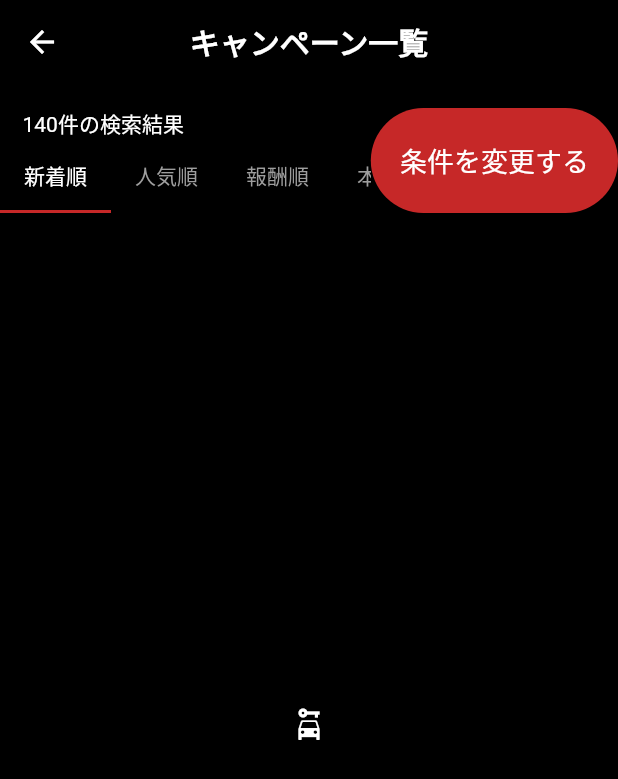
After one commit to ohyeaho/toridori_clone, a Flutter app: the CampaignListPage screen opened directly, on a phone screen of 412 x 824 dp. The commit adds this screen. Shown: the top 779 px of the screen. Run offline on Flutter 3.47's test engine with Material 2 defaults, Android fonts, the phone set to English and light mode, and no system bars; our stand-ins replace font_awesome_flutter.

Commit message:
campaign list page 途中

```diff
--- /dev/null
+++ b/lib/screens/home/campaign_list_page.dart
@@ -0,0 +1,389 @@
+// class CampaignListPage extends StatelessWidget {
+//   const CampaignListPage({Key? key}) : super(key: key);
+
+// class CampaignListPage extends StatefulWidget {
+//   const CampaignListPage({Key? key}) : super(key: key);
+//
+//   @override
+//   _CampaignListPageState createState() => _CampaignListPageState();
+// }
+//
+// class _CampaignListPageState extends State<CampaignListPage> {
+//   with SingleTickerProviderStateMixin {
+//   TabController _tabController;
+//
+//   @override
+//   void initState() {
+//   _tabController = TabController(length: 4, vsync: this);
+//   super.initState();
+//   }
+//
+//   @override
+//   void dispose() {
+//   super.dispose();
+//   _tabController.dispose();
+//   }
+//   }
+//
+//   @override
+//   Widget build(BuildContext context) {
+//   return Scaffold(
+//   appBar: BackAppbar(title: 'キャンペーン一覧'),
+//   body: NestedScrollView(
+//   headerSliverBuilder: (context, value) {
+//   return [
+//   SliverAppBar(
+//   title: Text('140件の検索結果'),
+//   bottom: PreferredSize(
+//   preferredSize: Size.fromHeight(kToolbarHeight),
+//   child: _buildTabsRow()
+//   // Stack(
+//   //                 children: [
+//   //                   Row(
+//   //                     children: [
+//   //                       Expanded(
+//   //                         flex: 3,
+//   //                         child: TabBar(
+//   //                           tabs: [
+//   //                             Tab(text: '新着順'),
+//   //                             Tab(text: '新着順'),
+//   //                             Tab(text: '新着順')
+//   //                           ],
+//   //                         ),
+//   //                       ),
+//   //                     ],
+//   //                   ),
+//   //                   Expanded(flex: 2, child: Container())
+//   //                 ],
+//   //               ),
+//   ),
+//   ),
+//   ];
+//   },
+//   body: _tabBody(),
+//   // body: TabBarView(
+//   // children: [
+//   // Expanded(child: Placeholder()),
+//   // Expanded(child: Placeholder()),
+//   // Expanded(child: Placeholder())
+//   // ],
+//   // ),
+//   ),
+//   // body: Container(
+//   //   height: 100,
+//   //   child: Row(
+//   //     mainAxisAlignment: MainAxisAlignment.spaceEvenly,
+//   //     children: [
+//   //       Column(
+//   //         crossAxisAlignment: CrossAxisAlignment.start,
+//   //         children: [
+//   //           Text('140件の検索結果'),
+//   //           DefaultTabController(
+//   //             length: 4,
+//   //             child: Container(
+//   //               constraints: BoxConstraints(maxWidth: 250, maxHeight: 50),
+//   //               child: Column(
+//   //                 children: [
+//   //                   TabBar(
+//   //                     tabs: [
+//   //                       Tab(text: '新着順'),
+//   //                       Tab(text: '人気順'),
+//   //                       Tab(text: '報酬順'),
+//   //                       Tab(text: '本来の提供価格順'),
+//   //                     ],
+//   //                   ),
+//   //                   TabBarView(
+//   //                     children: [
+//   //                       Tab(child: Expanded(child: Placeholder())),
+//   //                       Tab(child: Expanded(child: Placeholder())),
+//   //                       Tab(child: Expanded(child: Placeholder())),
+//   //                       Tab(child: Expanded(child: Placeholder()))
+//   //                     ],
+//   //                   )
+//   //                 ],
+//   //               ),
+//   //             ),
+//   //           )
+//   //           // Row(
+//   //           //   children: [
+//   //           //     Text('新着順'),
+//   //           //     Text('人気順'),
+//   //           //     Text('報酬順'),
+//   //           //     Text('本来の提供価格順'),
+//   //           //   ],
+//   //           // )
+//   //         ],
+//   //       ),
+//   //       Text('条件を変更する')
+//   //     ],
+//   //   ),
+//   // ),
+//   );
+//   }
+//     // DefaultTabController(
+//     //   length: 4,
+//     //   child: Scaffold(
+//     //     appBar: AppBar(
+//     //       backgroundColor: Colors.black,
+//     //       centerTitle: true,
+//     //       title: Text(
+//     //         'キャンペーン一覧',
+//     //         style: TextStyle(fontWeight: FontWeight.bold),
+//     //       ),
+//     //       bottom: TabBar(
+//     //         indicatorColor: Colors.red.shade800,
+//     //         tabs: [
+//     //           Tab(child: Text('新着順')),
+//     //           Tab(child: Text('人気順')),
+//     //           Tab(child: Text('報酬順')),
+//     //           Tab(child: Text('本来の提供価格順')),
+//     //         ],
+//     //       ),
+//     //     ),
+//     //     // BackAppbar(title: 'キャンペーン一覧'),
+//     //     body: TabBarView(
+//     //       children: [
+//     //         Column(
+//     //           children: [Expanded(child: Placeholder())],
+//     //         ),
+//     //         Column(
+//     //           children: [Expanded(child: Placeholder())],
+//     //         ),
+//     //         Column(
+//     //           children: [Expanded(child: Placeholder())],
+//     //         ),
+//     //         Column(
+//     //           children: [Expanded(child: Placeholder())],
+//     //         )
+//     //       ],
+//     //     ),
+//     //   ),
+//     // );
+//   Widget _tabBody(){
+//       return TabBarView(
+//       controller: _tabController,
+//       children: [
+//   Expanded(child: Placeholder()),
+//   Expanded(child: Placeholder()),
+//   Expanded(child: Placeholder()),
+//   Expanded(child: Placeholder())
+//       ],);
+//   }
+//
+//   Widget _buildTabsRow() {
+//       return Stack(
+//       children: [
+//       _buildTabTitles(),
+//   _buildTabActions()
+//   ],
+//       );
+//   }
+//
+//   Widget _buildTabTitles() {
+//       return  Row(
+//       children: [
+//       Expanded(
+//       flex: 3,
+//   child: TabBar(
+//   controller: _tabController,
+//   tabs: [
+//   Tab(text: '新着順'),
+//   Tab(text: '新着順'),
+//   Tab(text: '新着順'),
+//   Tab(text: '新着順')
+//   ],
+//   ),
+//   ),
+//   Expanded(flex: 2, child: Container())
+//   ],
+//   );
+//   }
+//
+//   Widget _buildTabActions() {
+//       return Text('条件を変更する');
+//   }
+//   }
+
+import 'package:flutter/material.dart';
+import 'package:toridori_clone/components/back_appbar.dart';
+
+class CampaignListPage extends StatefulWidget {
+  const CampaignListPage({Key? key}) : super(key: key);
+
+  @override
+  _CampaignListPageState createState() => _CampaignListPageState();
+}
+
+class _CampaignListPageState extends State<CampaignListPage>
+    with SingleTickerProviderStateMixin {
+  late TabController _tabController;
+
+  @override
+  void initState() {
+    _tabController = TabController(length: 3, vsync: this);
+    super.initState();
+  }
+
+  @override
+  void dispose() {
+    super.dispose();
+    _tabController.dispose();
+  }
+
+  @override
+  Widget build(BuildContext context) {
+    return Scaffold(
+        appBar: BackAppbar(title: 'キャンペーン一覧'),
+        body: NestedScrollView(
+            headerSliverBuilder: (context, value) {
+              return [
+                SliverAppBar(
+                    pinned: true,
+                    backgroundColor: Colors.black,
+                    automaticallyImplyLeading: false,
+                    // title: Text('Library'),
+                    bottom: PreferredSize(
+                        preferredSize: Size.fromHeight(30),
+                        child: _buildTabsRow())),
+              ];
+            },
+            body: _tabBody()));
+  }
+
+  Widget _tabBody() {
+    return TabBarView(
+      controller: _tabController,
+      children: [
+        Container(
+            child: Center(child: Icon(Icons.car_rental, color: Colors.white))),
+        Container(
+            child: Center(child: Icon(Icons.car_rental, color: Colors.white))),
+        Container(
+            child: Center(child: Icon(Icons.car_rental, color: Colors.white))),
+        // Container(
+        //     child: Center(child: Icon(Icons.car_rental, color: Colors.white))),
+      ],
+    );
+  }
+
+  Widget _buildTabsRow() {
+    return Stack(
+      children: [_buildTabTitles(), _buildTabActions()],
+    );
+  }
+
+  // タブの左寄せタイトル郡
+  Widget _buildTabTitles() {
+    return Row(
+      children: [
+        Expanded(
+          flex: 3,
+          child: SizedBox(
+            width: 200,
+            height: 70,
+            child: DefaultTabController(
+              length: 4,
+              child: Scaffold(
+                appBar: AppBar(
+                  automaticallyImplyLeading: false,
+                  backgroundColor: Colors.black,
+                  bottom: TabBar(
+                    isScrollable: true,
+                    unselectedLabelColor: Colors.grey,
+                    indicatorColor: Colors.red.shade800,
+                    indicatorPadding: EdgeInsets.symmetric(horizontal: 0),
+                    tabs: [
+                      Tab(
+                        child: Text('新着順'),
+                      ),
+                      Tab(
+                        child: Text('人気順'),
+                      ),
+                      Tab(
+                        child: Text('報酬順'),
+                      ),
+                      Tab(
+                        child: Text('本来の提供価格順'),
+                      ),
+                    ],
+                  ),
+                ),
+                body: TabBarView(
+                  children: [
+                    Icon(Icons.directions_car),
+                    Icon(Icons.directions_transit),
+                    Icon(Icons.directions_bike),
+                    Icon(Icons.directions_car),
+                  ],
+                ),
+              ),
+            ),
+          ),
+          // child: TabBar(
+          //   controller: _tabController,
+          //   indicator: BoxDecoration(
+          //     border: Border(
+          //         bottom: BorderSide(
+          //       // width: getProportionWidth(3),
+          //       color: Colors.white,
+          //     )),
+          //   ),
+          //   labelColor: Colors.white,
+          //   unselectedLabelColor: Colors.grey,
+          //   tabs: [
+          //     _tabTitle('C'),
+          //     _tabTitle('B'),
+          //     _tabTitle('W'),
+          //     // _tabTitle('W'),
+          //   ],
+          // ),
+        ),
+        Expanded(
+          flex: 2,
+          child: InkWell(
+            borderRadius: BorderRadius.circular(35),
+            onTap: () {},
+            child: Container(
+              decoration: BoxDecoration(
+                borderRadius: BorderRadius.circular(35),
+                color: Colors.red.shade800,
+              ),
+              height: 70,
+              child: Center(
+                child: Text(
+                  '条件を変更する',
+                  style: TextStyle(fontSize: 18),
+                ),
+              ),
+            ),
+          ),
+        ),
+      ],
+    );
+  }
+
+  Widget _buildTabActions() {
+    return Padding(
+      padding: const EdgeInsets.only(left: 15.0),
+      child: Text('140件の検索結果'),
+    );
+  }
+
+  // Widget _tabAction({@required Icon icon, @required Function onTap}) {
+  //   return Padding(
+  //     padding: EdgeInsets.only(right: getProportionWidth(20)),
+  //     child: GestureDetector(
+  //       onTap: () => onTap,
+  //       child: icon,
+  //     ),
+  //   );
+  // }
+  //
+  Widget _tabTitle(String title) {
+    return Container(
+      // height: getProportionHeight(40),
+      // width: getProportionWidth(132),
+      child: Tab(text: title),
+    );
+  }
+}
--- a/lib/screens/home/home_page.dart
+++ b/lib/screens/home/home_page.dart
@@ -3,6 +3,7 @@ import 'package:flutter/material.dart';
 import 'package:flutter/painting.dart';
 import 'package:toridori_clone/components/main_page_appbar.dart';
 import 'package:toridori_clone/components/main_page_drawer.dart';
+import 'package:toridori_clone/screens/home/campaign_list_page.dart';
 
 class HomePage extends StatelessWidget {
   @override
@@ -26,6 +27,7 @@ class HomePage extends StatelessWidget {
                 scrollDirection: Axis.horizontal,
                 child: Row(
                   children: [
+                    /// グルメ
                     Container(
                       height: 100,
                       width: 100,
@@ -35,12 +37,18 @@ class HomePage extends StatelessWidget {
                       child: TextButton(
                         style: TextButton.styleFrom(padding: EdgeInsets.zero),
                         onPressed: () {
-                          // todo: ボタン処理
+                          Navigator.push(
+                            context,
+                            MaterialPageRoute(
+                                builder: (context) => CampaignListPage()),
+                          );
                         },
                         child: Image.asset('images/home_top_gourmet.jpg'),
                       ),
                     ),
                     SizedBox(width: 20),
+
+                    /// トラベル
                     Container(
                       height: 100,
                       width: 100,
@@ -56,6 +64,8 @@ class HomePage extends StatelessWidget {
                       ),
                     ),
                     SizedBox(width: 20),
+
+                    /// レジャー
                     Container(
                       height: 100,
                       width: 100,
@@ -71,6 +81,8 @@ class HomePage extends StatelessWidget {
                       ),
                     ),
                     SizedBox(width: 20),
+
+                    /// アパレル
                     Container(
                       height: 100,
                       width: 100,
@@ -86,6 +98,8 @@ class HomePage extends StatelessWidget {
                       ),
                     ),
                     SizedBox(width: 20),
+
+                    /// ビューティー
                     Container(
                       height: 100,
                       width: 100,
@@ -101,6 +115,8 @@ class HomePage extends StatelessWidget {
                       ),
                     ),
                     SizedBox(width: 20),
+
+                    /// その他
                     Container(
                       height: 100,
                       width: 100,
```
